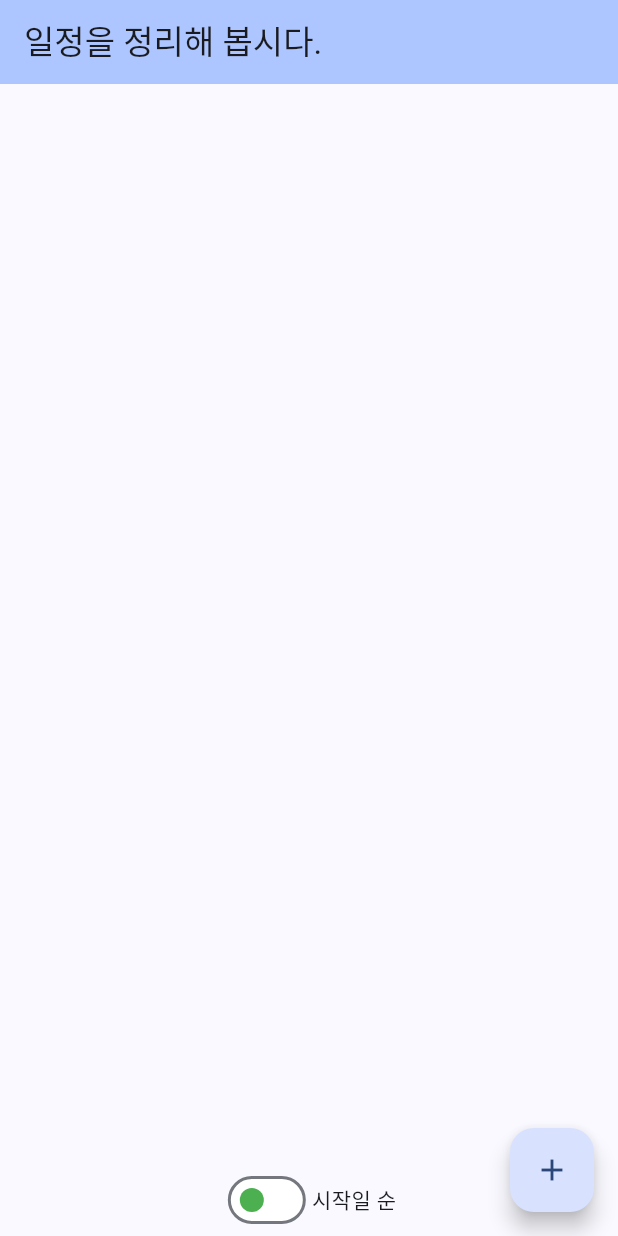
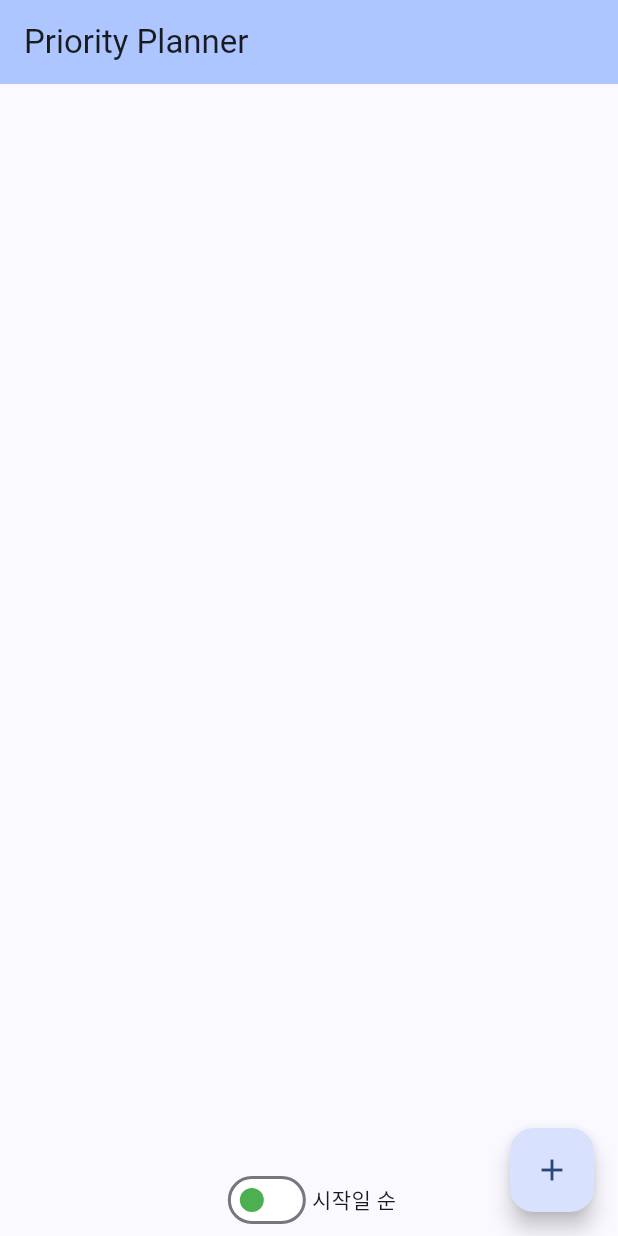
Before and after one commit to serotonins/todo-flutter, a Flutter app: the screen it shows after launch, on a phone screen of 412 x 824 dp. Run offline on Flutter 3.47's test engine with Material 3 defaults, Android fonts, the phone set to English and light mode, and no system bars.

Commit message:
chore: 디자인, 날짜 선택 편의성 관련 수정

```diff
--- a/lib/main.dart
+++ b/lib/main.dart
@@ -17,12 +17,13 @@ class MyApp extends StatelessWidget {
   @override
   Widget build(BuildContext context) {
     return MaterialApp(
-      title: 'Todo Demo',
+      title: 'Priority Planner',
       theme: ThemeData(
         colorScheme: ColorScheme.fromSeed(seedColor: Colors.blueAccent),
         useMaterial3: true,
       ),
-      home: const MyHomePage(title: '일정을 정리해 봅시다.'),
+      debugShowCheckedModeBanner: false,
+      home: const MyHomePage(title: 'Priority Planner'),
     );
   }
 }
@@ -112,14 +113,17 @@ class _MyHomePageState extends State<MyHomePage> {
     );
     if (picked != null) { setState(() {
       _selectedDate = picked;
-    });}
+    });
 
-    TimeOfDay? tpicked = await showTimePicker(context: context, initialTime: TimeOfDay.now());
-    if (tpicked != null && _selectedDate != null) {
-      setState(() {
-        _selectedDate = _selectedDate.add(Duration(hours: tpicked.hour, minutes: tpicked.minute));
-      });
+      TimeOfDay? tpicked = await showTimePicker(context: context, initialTime: TimeOfDay.now());
+      if (tpicked != null && _selectedDate != null) {
+        setState(() {
+          _selectedDate = _selectedDate.add(Duration(hours: tpicked.hour, minutes: tpicked.minute));
+        });
+      }
     }
+
+
   }
 
   // todo 추가하는 alert dialog
@@ -131,7 +135,7 @@ class _MyHomePageState extends State<MyHomePage> {
         context: context,
         builder: (_) {
           return AlertDialog(
-              title: Text("할 일이 또 있나요?", style: TextStyle(fontSize: 15),),
+              title: Text("작업 추가하기", style: TextStyle(fontSize: 15),),
               content: StatefulBuilder(
                   builder: (__, StateSetter setState) {
                     return Column(
```
Also changed, not shown: pubspec.lock, 1 other file.
